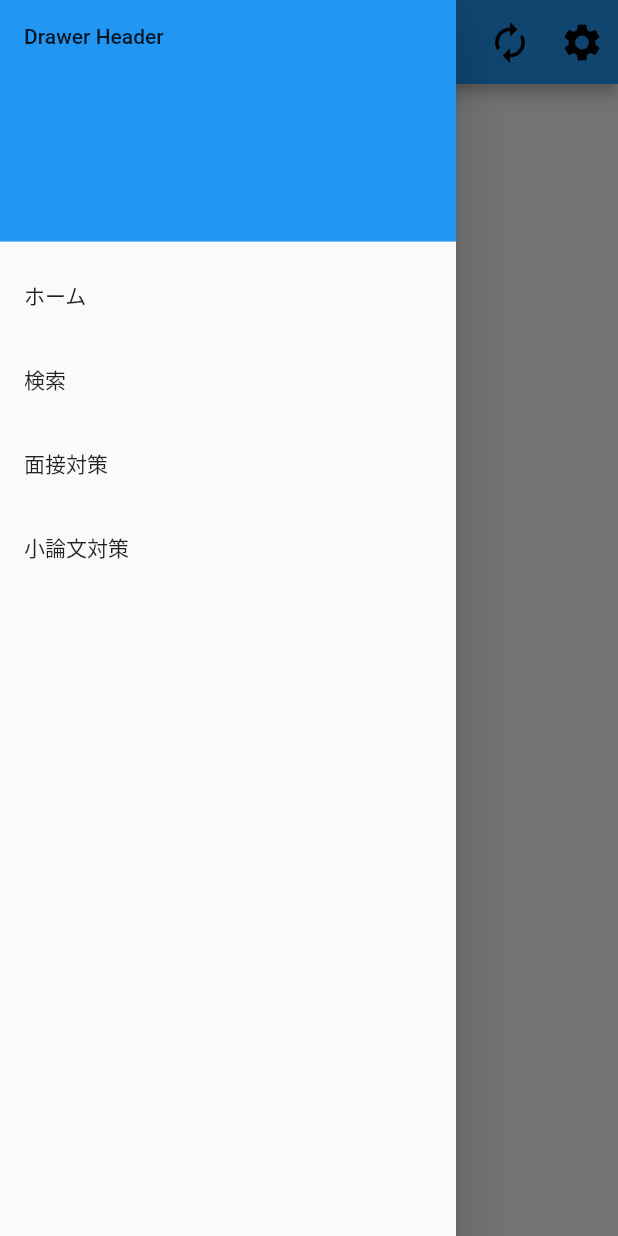
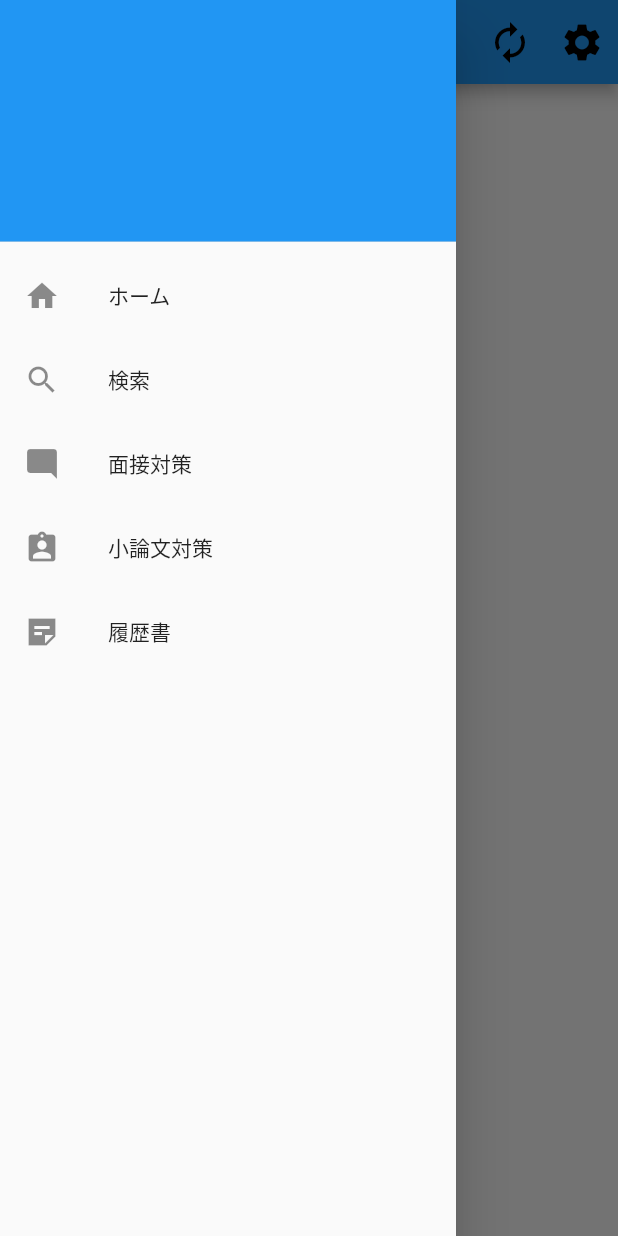
Before and after one commit to MedicalKnock/ce_job, a Flutter app: the screen it shows after launch, with the side drawer open, on a phone screen of 412 x 824 dp. Run offline on Flutter 3.47's test engine with Material 2 defaults, Android fonts, the phone set to English and light mode, and no system bars.

Commit message:
ホーム画面

```diff
--- a/lib/main.dart
+++ b/lib/main.dart
@@ -70,9 +70,14 @@ class MyHomePage extends StatelessWidget {
               decoration: BoxDecoration(
                 color: Colors.blue,
               ),
-              child: Text('Drawer Header'),
+              child: Text('',
+                style: TextStyle(
+                  fontSize: 25,
+                ),
+              ),
             ),
             ListTile(
+              leading: Icon(Icons.home_sharp),
               title: const Text('ホーム'),
               onTap: () {
                 print('ホームボタンが押されました');
@@ -80,6 +85,7 @@ class MyHomePage extends StatelessWidget {
               },
             ),
             ListTile(
+              leading: Icon(Icons.search),
               title: const Text('検索'),
               onTap: () {
                 print('検索ボタンが押されました');
@@ -87,6 +93,7 @@ class MyHomePage extends StatelessWidget {
               },
             ),
             ListTile(
+              leading: Icon(Icons.mode_comment_rounded),
               title: const Text('面接対策'),
               onTap: () {
                 print('面接対策ボタンが押されました');
@@ -94,9 +101,18 @@ class MyHomePage extends StatelessWidget {
               },
             ),
             ListTile(
+              leading: Icon(Icons.assignment_ind),
               title: const Text('小論文対策'),
               onTap: () {
                 print('小論文対策ボタンが押されました');
+                Navigator.pop(context);
+              },
+            ),
+            ListTile(
+              leading: Icon(Icons.sticky_note_2_sharp),
+              title: const Text('履歴書'),
+              onTap: () {
+                print('履歴書ボタンが押されました');
                 Navigator.pop(context);
               },
             ),
```
